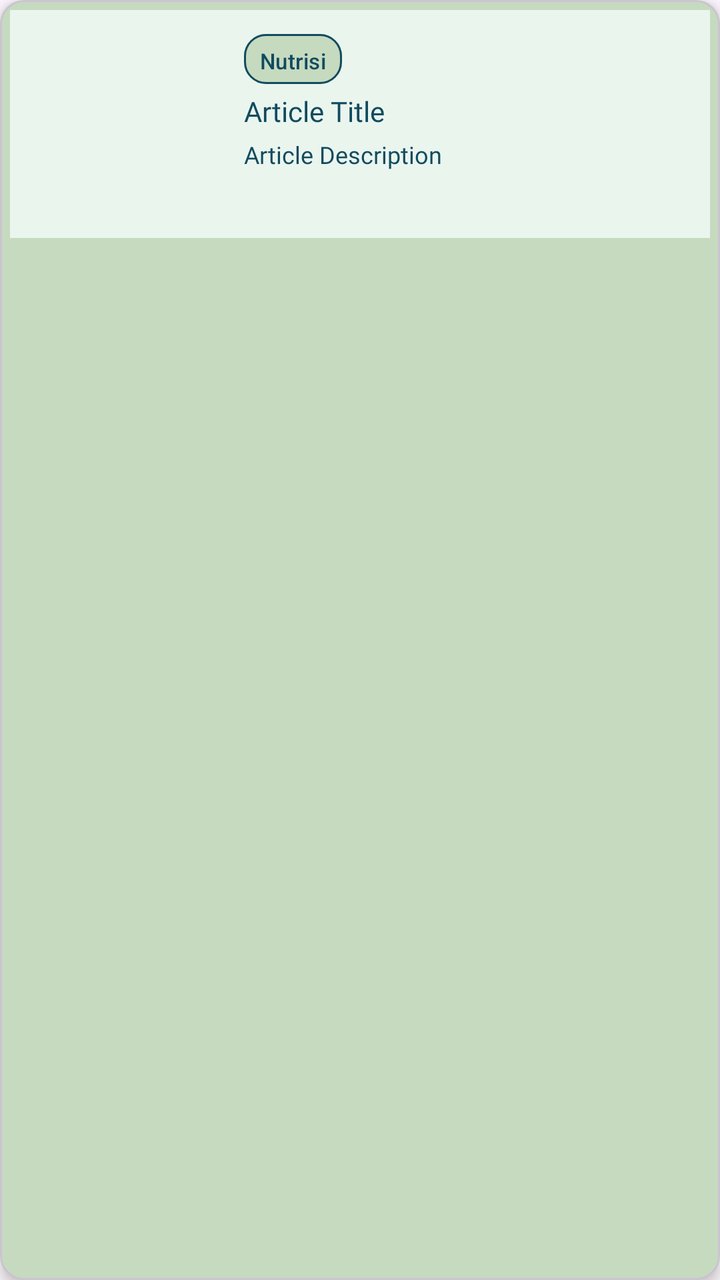
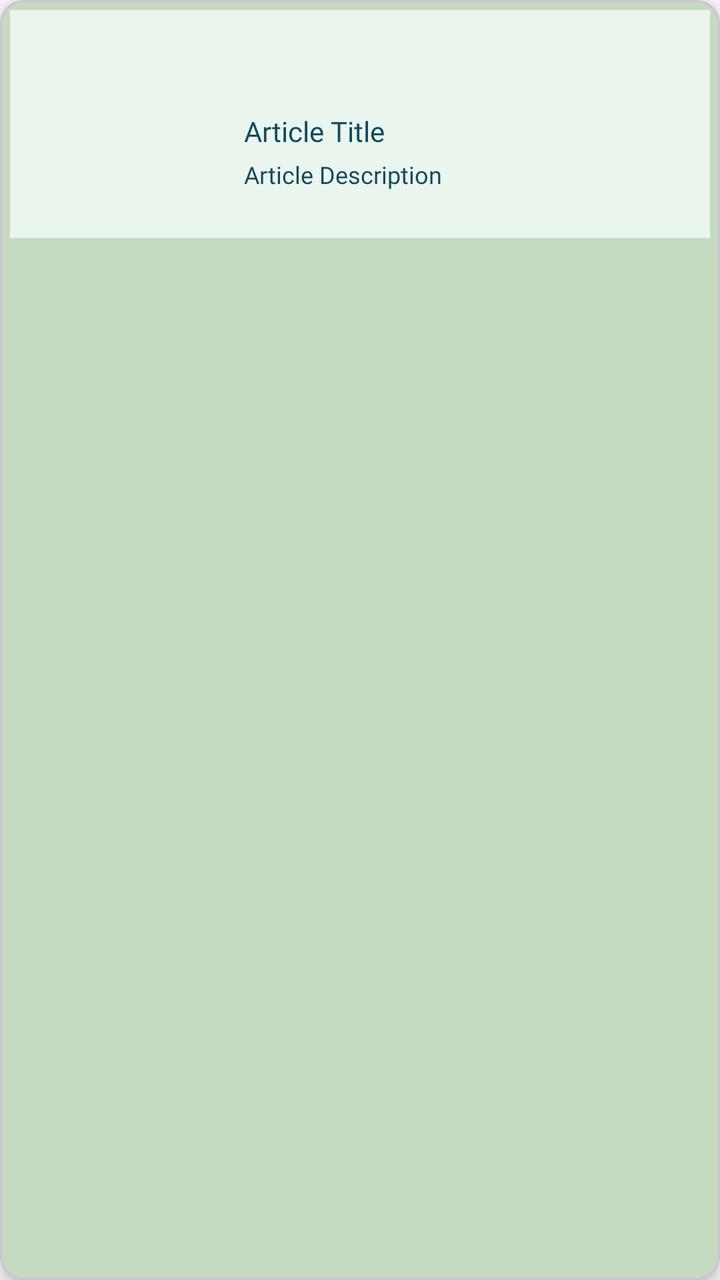

The first picture is an Android layout as it rendered before a commit; the second is the same layout after the commit. The layout source and the unified diff follow.
<!-- AndroidManifest.xml: application theme Theme.Sherine_TIA -->
<!-- res/layout/item_article.xml -->
<?xml version="1.0" encoding="utf-8"?>
<com.google.android.material.card.MaterialCardView xmlns:android="http://schemas.android.com/apk/res/android"
    xmlns:app="http://schemas.android.com/apk/res-auto"
    android:layout_width="match_parent"
    android:layout_height="wrap_content"
    android:layout_marginHorizontal="16dp"
    android:layout_marginVertical="8dp"
    app:cardBackgroundColor="@color/lightGreen"
    app:cardCornerRadius="12dp"
    app:cardElevation="4dp">

    <androidx.constraintlayout.widget.ConstraintLayout
        android:layout_width="match_parent"
        android:layout_height="wrap_content"
        android:layout_margin="5dp"
        android:background="@color/bgColour"
        android:padding="12dp">

        <ImageView
            android:id="@+id/articleImg"
            android:layout_width="90dp"
            android:layout_height="90dp"
            android:scaleType="centerCrop"
            app:layout_constraintBottom_toBottomOf="parent"
            app:layout_constraintStart_toStartOf="parent"
            app:layout_constraintTop_toTopOf="parent" />

        <com.google.android.material.button.MaterialButton
            android:id="@+id/btnKategori"
            android:layout_width="wrap_content"
            android:layout_height="25dp"
            android:layout_marginStart="15dp"
            android:insetTop="0dp"
            android:insetBottom="0dp"
            android:minWidth="0dp"
            android:minHeight="0dp"
            android:paddingHorizontal="8dp"
            android:text="Nutrisi"
            android:textAllCaps="false"
            android:textColor="@color/blue"
            android:textSize="11sp"
            app:backgroundTint="@color/lightGreen"
            app:cornerRadius="11dp"
            app:layout_constraintStart_toEndOf="@id/articleImg"
            app:layout_constraintTop_toTopOf="parent"
            app:strokeColor="@color/blue"
            app:strokeWidth="1dp" />

        <TextView
            android:id="@+id/textTitle"
            android:layout_width="0dp"
            android:layout_height="wrap_content"
            android:layout_marginStart="15dp"
            android:layout_marginTop="4dp"
            android:fontFamily="@font/nunito_bold"
            android:text="Article Title"
            android:textColor="@color/blue"
            android:textSize="14sp"
            app:layout_constraintEnd_toEndOf="parent"
            app:layout_constraintHorizontal_bias="1.0"
            app:layout_constraintStart_toEndOf="@+id/articleImg"
            app:layout_constraintTop_toBottomOf="@+id/btnKategori" />

        <TextView
            android:id="@+id/textDescription"
            android:layout_width="0dp"
            android:layout_height="wrap_content"
            android:layout_marginStart="15dp"
            android:layout_marginTop="4dp"
            android:ellipsize="end"
            android:fontFamily="@font/nunito_regular"
            android:maxLines="3"
            android:text="Article Description"
            android:textColor="@color/blue"
            android:textSize="12sp"
            app:layout_constraintEnd_toEndOf="parent"
            app:layout_constraintStart_toEndOf="@+id/articleImg"
            app:layout_constraintTop_toBottomOf="@id/textTitle" />

    </androidx.constraintlayout.widget.ConstraintLayout>

</com.google.android.material.card.MaterialCardView>
<!-- resources referenced by this layout -->
<resources>
  <color name="bgColour">#EAF5EE</color>
  <color name="blue">#114B5F</color>
  <color name="lightGreen">#C6DABF</color>
  <style name="Theme.Sherine_TIA" parent="Base.Theme.Sherine_TIA" />
  <style name="Base.Theme.Sherine_TIA" parent="Theme.Material3.DayNight.NoActionBar">
          
          
      </style>
</resources>

<!-- the commit's change to res/layout/item_article.xml (unified diff, before → after) -->
@@ -25,26 +25,16 @@
             app:layout_constraintStart_toStartOf="parent"
             app:layout_constraintTop_toTopOf="parent" />
 
-        <com.google.android.material.button.MaterialButton
-            android:id="@+id/btnKategori"
-            android:layout_width="wrap_content"
-            android:layout_height="25dp"
+        <com.google.android.material.chip.ChipGroup
+            android:id="@+id/articleLabels"
+            android:layout_width="0dp"
+            android:layout_height="35dp"
             android:layout_marginStart="15dp"
-            android:insetTop="0dp"
-            android:insetBottom="0dp"
-            android:minWidth="0dp"
-            android:minHeight="0dp"
-            android:paddingHorizontal="8dp"
-            android:text="Nutrisi"
-            android:textAllCaps="false"
-            android:textColor="@color/blue"
-            android:textSize="11sp"
-            app:backgroundTint="@color/lightGreen"
-            app:cornerRadius="11dp"
+            app:singleLine="true"
+            app:chipSpacingHorizontal="4dp"
             app:layout_constraintStart_toEndOf="@id/articleImg"
-            app:layout_constraintTop_toTopOf="parent"
-            app:strokeColor="@color/blue"
-            app:strokeWidth="1dp" />
+            app:layout_constraintEnd_toEndOf="parent"
+            app:layout_constraintTop_toTopOf="parent" />
 
         <TextView
             android:id="@+id/textTitle"
@@ -59,7 +49,7 @@
             app:layout_constraintEnd_toEndOf="parent"
             app:layout_constraintHorizontal_bias="1.0"
             app:layout_constraintStart_toEndOf="@+id/articleImg"
-            app:layout_constraintTop_toBottomOf="@+id/btnKategori" />
+            app:layout_constraintTop_toBottomOf="@+id/articleLabels" />
 
         <TextView
             android:id="@+id/textDescription"
